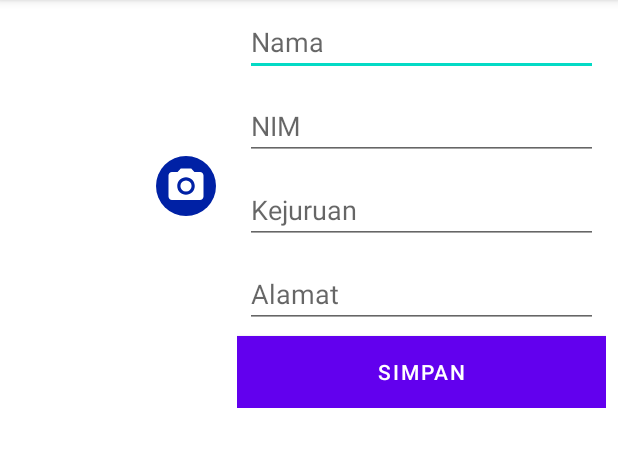
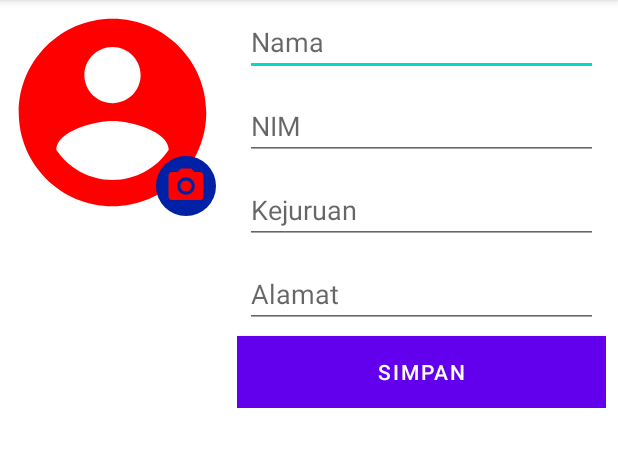
Before and after one commit to Fikri2508/Praktikum-Mobile-Progaming-II, an Android app: the AddRoomDataActivity screen opened directly, with no data from a screen before it, on a phone screen of 412 x 824 dp, the part 84-551 px from its top. Run offline under Robolectric (Android 15) with nearby library versions, the phone set to English and light mode, and no system bars; our stand-ins replace Room's generated code.

Commit message:
add image local storage

```diff
--- a/app/build.gradle
+++ b/app/build.gradle
@@ -29,7 +29,7 @@ android {
 }
 
 dependencies {
-
+    implementation fileTree(dir: 'libs', include: ['*.jar'])
     implementation 'androidx.appcompat:appcompat:1.2.0'
     implementation 'com.google.android.material:material:1.1.0'
     implementation 'androidx.constraintlayout:constraintlayout:2.0.2'
@@ -43,6 +43,7 @@ dependencies {
     implementation "android.arch.persistence.room:runtime:1.0.0"
     annotationProcessor "android.arch.persistence.room:compiler:1.0.0"
 
+
     //image loader
     implementation 'com.github.bumptech.glide:glide:4.11.0'
     annotationProcessor 'com.github.bumptech.glide:compiler:4.11.0'
--- a/app/src/main/res/drawable/ic_account.xml
+++ b/app/src/main/res/drawable/ic_account.xml
@@ -4,6 +4,6 @@
     android:viewportWidth="24.0"
     android:viewportHeight="24.0">
     <path
-        android:fillColor="#ffff"
+        android:fillColor="#FF0000"
         android:pathData="M12,2C6.48,2 2,6.48 2,12s4.48,10 10,10 10,-4.48 10,-10S17.52,2 12,2zM12,5c1.66,0 3,1.34 3,3s-1.34,3 -3,3 -3,-1.34 -3,-3 1.34,-3 3,-3zM12,19.2c-2.5,0 -4.71,-1.28 -6,-3.22 0.03,-1.99 4,-3.08 6,-3.08 1.99,0 5.97,1.09 6,3.08 -1.29,1.94 -3.5,3.22 -6,3.22z" />
 </vector>
--- a/app/src/main/res/drawable/ic_camera.xml
+++ b/app/src/main/res/drawable/ic_camera.xml
@@ -4,9 +4,9 @@
     android:viewportWidth="24.0"
     android:viewportHeight="24.0">
     <path
-        android:fillColor="#FFFFFF"
+        android:fillColor="#FF0000"
         android:pathData="M12,12m-3.2,0a3.2,3.2 0,1 1,6.4 0a3.2,3.2 0,1 1,-6.4 0" />
     <path
-        android:fillColor="#FFFFFF"
+        android:fillColor="#FF0000"
         android:pathData="M9,2L7.17,4L4,4c-1.1,0 -2,0.9 -2,2v12c0,1.1 0.9,2 2,2h16c1.1,0 2,-0.9 2,-2L22,6c0,-1.1 -0.9,-2 -2,-2h-3.17L15,2L9,2zM12,17c-2.76,0 -5,-2.24 -5,-5s2.24,-5 5,-5 5,2.24 5,5 -2.24,5 -5,5z" />
 </vector>
--- a/app/src/main/res/drawable/ic_image.xml
+++ b/app/src/main/res/drawable/ic_image.xml
@@ -4,6 +4,6 @@
     android:viewportWidth="24.0"
     android:viewportHeight="24.0">
     <path
-        android:fillColor="#ffff"
+        android:fillColor="#000000"
         android:pathData="M21,19V5c0,-1.1 -0.9,-2 -2,-2H5c-1.1,0 -2,0.9 -2,2v14c0,1.1 0.9,2 2,2h14c1.1,0 2,-0.9 2,-2zM8.5,13.5l2.5,3.01L14.5,12l4.5,6H5l3.5,-4.5z" />
 </vector>
```
Also changed, not shown: app/src/main/AndroidManifest.xml (+3 -4 lines), app/src/main/java/com/example/listlearning/AddRoomDataActivity.java (+8 -4 lines), app/src/main/java/com/example/listlearning/RecycleViewAdapter.java (+9 -2 lines), app/src/main/res/layout/item_mahasiswa.xml (+10 -0 lines).
